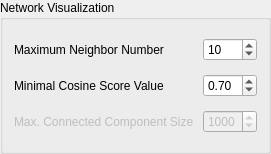
Above: lib/ui/widgets/network_options_widget.ui from metgem/metgem before the change. Below: the same form after it.
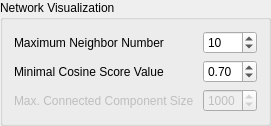
That is the form after the change.

Commit message: Add units to parameters widgets

Diff of the .ui file:
```diff
--- a/lib/ui/widgets/network_options_widget.ui
+++ b/lib/ui/widgets/network_options_widget.ui
@@ -7,7 +7,7 @@
     <x>0</x>
     <y>0</y>
     <width>243</width>
-    <height>154</height>
+    <height>105</height>
    </rect>
   </property>
   <property name="title">
```
The commit also changes 3 other files.
